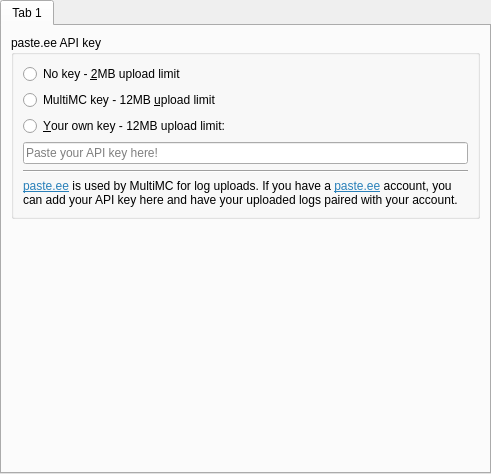
First picture: the form in application/pages/global/PasteEEPage.ui, repository FreesmTeam/FreesmLauncher, before the edit.
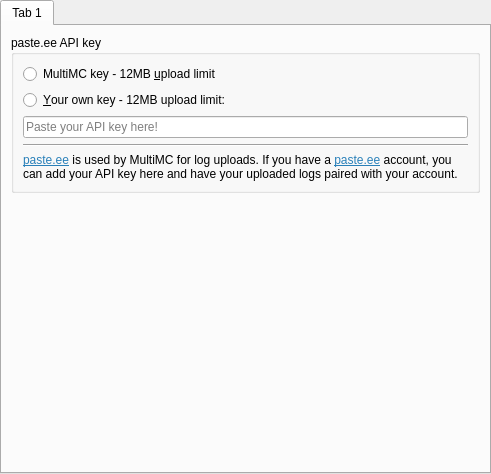
Second picture: the form after the edit.

Commit message: remove public option

```diff
--- a/application/pages/global/PasteEEPage.ui
+++ b/application/pages/global/PasteEEPage.ui
@@ -39,16 +39,6 @@
           <string>paste.ee API key</string>
          </property>
          <layout class="QVBoxLayout" name="verticalLayout_10">
-          <item>
-           <widget class="QRadioButton" name="publicButton">
-            <property name="text">
-             <string>No key - &amp;2MB upload limit</string>
-            </property>
-            <attribute name="buttonGroup">
-             <string notr="true">pasteButtonGroup</string>
-            </attribute>
-           </widget>
-          </item>
           <item>
            <widget class="QRadioButton" name="multimcButton">
             <property name="text">
```
The commit also changes 1 other file.
